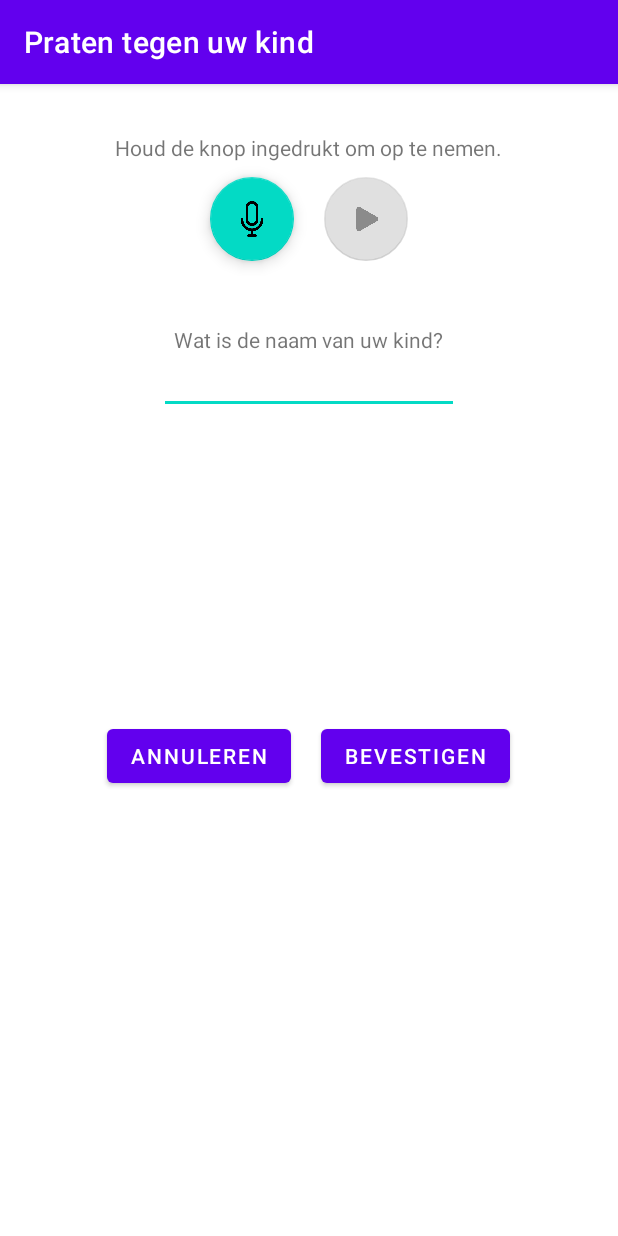
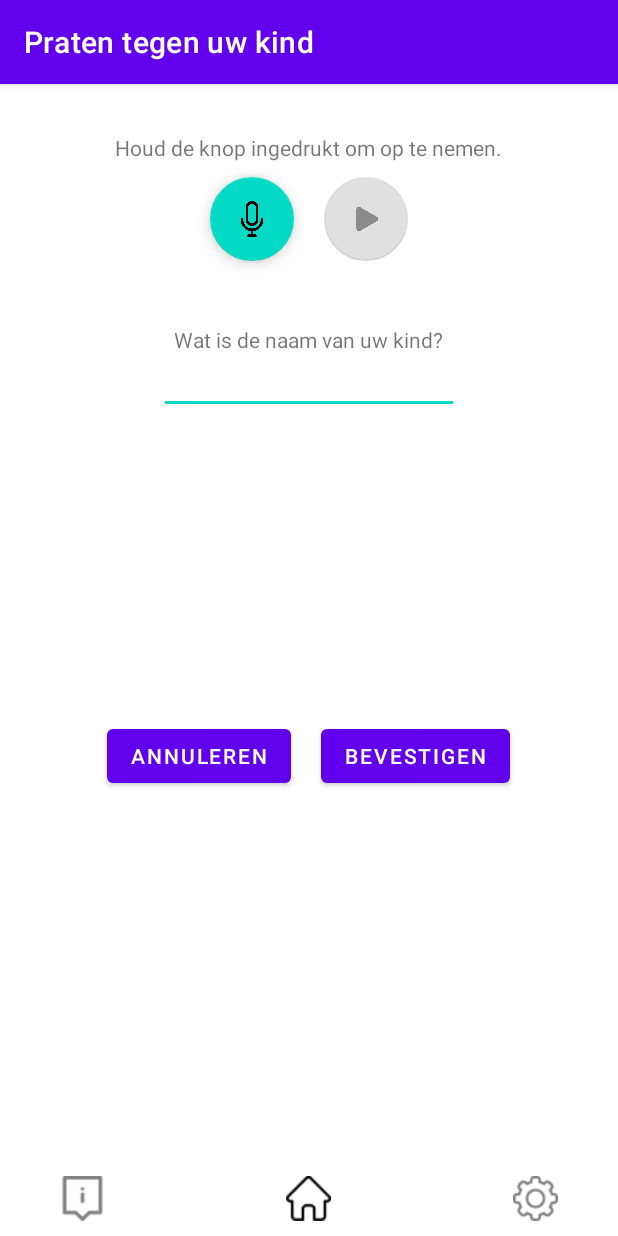
Before and after one commit to Vaannelies/medialab-app, an Android app: the MicActivity screen opened directly, with no data from a screen before it, on a phone screen of 412 x 824 dp. Run offline under Robolectric (Android 15) with nearby library versions, the phone set to English and light mode, and no system bars; our stand-ins replace Firebase (no records; nobody signed in at launch, a user with empty details on screens opened directly).

Commit message:
updated bottom nav (new color and finish activities on change)

```diff
--- a/app/src/main/java/nl/hr/annelies/medialab/MicActivity.java
+++ b/app/src/main/java/nl/hr/annelies/medialab/MicActivity.java
@@ -1,5 +1,6 @@
 package nl.hr.annelies.medialab;
 
+import android.content.Intent;
 import android.media.MediaPlayer;
 import android.media.MediaRecorder;
 import android.net.Uri;
@@ -97,22 +98,34 @@ public class MicActivity extends AppCompatActivity {
 
             // initialize db
             db = FirebaseFirestore.getInstance();
-//
-//        try {
-//            mediaRecorder.setAudioSource(MicrophoneDirection.MIC_DIRECTION_TOWARDS_USER);
-//            mediaRecorder.setOutputFormat(MediaRecorder.OutputFormat.AAC_ADTS);
-//            mediaRecorder.setAudioEncoder(MediaRecorder.AudioEncoder.AAC);
-//            mediaRecorder.setOutputFile(Environment.getExternalStorageDirectory().getAbsolutePath()
-//                    + "/myaudio.3gp");
-//        } catch (Exception e) {
-//            System.out.println(e);
-//        }
-//
-//        try {
-//            mediaRecorder.prepare();
-//        } catch (IOException e) {
-//            e.printStackTrace();
-//        }
+
+            // nav buttons
+            Button rulesButton = findViewById(R.id.button_1);
+            Button homeButton = findViewById(R.id.button_2);
+            Button settingsButton = findViewById(R.id.button_3);
+
+            rulesButton.setOnClickListener(new View.OnClickListener() {
+                @Override
+                public void onClick(View v) {
+                    startActivity(new Intent(MicActivity.this, RulesActivity.class));
+                    finish();
+                }
+            });
+
+            homeButton.setOnClickListener(new View.OnClickListener() {
+                @Override
+                public void onClick(View v) {
+                    finish();
+                }
+            });
+
+            settingsButton.setOnClickListener(new View.OnClickListener() {
+                @Override
+                public void onClick(View v) {
+                    startActivity(new Intent(MicActivity.this, SettingsActivity.class));
+                    finish();
+                }
+            });
 
 
             nameInput = findViewById(R.id.name_input);
--- a/app/src/main/java/nl/hr/annelies/medialab/RulesActivity.java
+++ b/app/src/main/java/nl/hr/annelies/medialab/RulesActivity.java
@@ -32,7 +32,6 @@ public class RulesActivity extends AppCompatActivity {
         homeButton.setOnClickListener(new View.OnClickListener() {
             @Override
             public void onClick(View v) {
-                startActivity(new Intent(RulesActivity.this, MainActivity.class));
                 finish();
             }
         });
--- a/app/src/main/java/nl/hr/annelies/medialab/SettingsActivity.java
+++ b/app/src/main/java/nl/hr/annelies/medialab/SettingsActivity.java
@@ -32,7 +32,6 @@ public class SettingsActivity extends AppCompatActivity {
         homeButton.setOnClickListener(new View.OnClickListener() {
             @Override
             public void onClick(View v) {
-                startActivity(new Intent(SettingsActivity.this, MainActivity.class));
                 finish();
             }
         });
--- a/app/src/main/res/layout/activity_main.xml
+++ b/app/src/main/res/layout/activity_main.xml
@@ -73,7 +73,6 @@
 
         <com.google.android.material.bottomnavigation.BottomNavigationView
             android:id="@+id/bottomAppBar"
-            style="@style/Widget.MaterialComponents.BottomAppBar.Colored"
             android:layout_width="match_parent"
             android:layout_height="50dp"
             app:buttonGravity="center_vertical"
--- a/app/src/main/res/layout/activity_mic.xml
+++ b/app/src/main/res/layout/activity_mic.xml
@@ -128,5 +128,58 @@
                 app:layout_constraintTop_toBottomOf="parent" />
         </androidx.appcompat.widget.LinearLayoutCompat>
 
+        <androidx.coordinatorlayout.widget.CoordinatorLayout
+            android:layout_width="match_parent"
+            android:layout_height="wrap_content"
+            android:id="@+id/bottom_coordinator"
+            app:layout_constraintBottom_toBottomOf="parent"
+            >
 
-</androidx.constraintlayout.widget.ConstraintLayout>
+            <com.google.android.material.bottomnavigation.BottomNavigationView
+                android:id="@+id/bottomAppBar"
+                android:layout_width="match_parent"
+                android:layout_height="50dp"
+                app:buttonGravity="center_vertical"
+                app:layout_constraintBottom_toBottomOf="parent"
+                android:layout_gravity="center_vertical">
+
+
+                <androidx.appcompat.widget.AppCompatButton
+                    android:layout_width="30dp"
+                    android:layout_height="30dp"
+                    android:layout_gravity="left"
+                    android:id="@+id/button_1"
+                    android:layout_marginTop="10dp"
+                    android:layout_marginBottom="10dp"
+                    android:layout_marginLeft="40dp"
+                    android:background="@drawable/info_button"
+                    ></androidx.appcompat.widget.AppCompatButton>
+
+                <androidx.appcompat.widget.AppCompatButton
+                    android:layout_width="30dp"
+                    android:layout_height="30dp"
+                    android:layout_gravity="center_horizontal"
+                    android:layout_marginTop="10dp"
+                    android:layout_marginBottom="10dp"
+                    android:id="@+id/button_2"
+                    android:background="@drawable/home_button2"
+                    ></androidx.appcompat.widget.AppCompatButton>
+
+                <androidx.appcompat.widget.AppCompatButton
+                    android:layout_width="30dp"
+                    android:layout_height="30dp"
+                    android:id="@+id/button_3"
+                    android:layout_marginTop="10dp"
+                    android:layout_marginBottom="10dp"
+                    android:layout_gravity="right"
+                    android:background="@drawable/settings_button"
+                    android:layout_marginRight="40dp"
+                    ></androidx.appcompat.widget.AppCompatButton>
+
+            </com.google.android.material.bottomnavigation.BottomNavigationView>
+
+
+        </androidx.coordinatorlayout.widget.CoordinatorLayout>
+
+
+    </androidx.constraintlayout.widget.ConstraintLayout>
--- a/app/src/main/res/layout/activity_rules.xml
+++ b/app/src/main/res/layout/activity_rules.xml
@@ -33,7 +33,6 @@
 
         <com.google.android.material.bottomnavigation.BottomNavigationView
             android:id="@+id/bottomAppBar"
-            style="@style/Widget.MaterialComponents.BottomAppBar.Colored"
             android:layout_width="match_parent"
             android:layout_height="50dp"
             app:buttonGravity="center_vertical"
--- a/app/src/main/res/layout/settings_activity.xml
+++ b/app/src/main/res/layout/settings_activity.xml
@@ -19,7 +19,6 @@
 
         <com.google.android.material.bottomnavigation.BottomNavigationView
             android:id="@+id/bottomAppBar"
-            style="@style/Widget.MaterialComponents.BottomAppBar.Colored"
             android:layout_width="match_parent"
             android:layout_height="50dp"
             app:buttonGravity="center_vertical"
```
